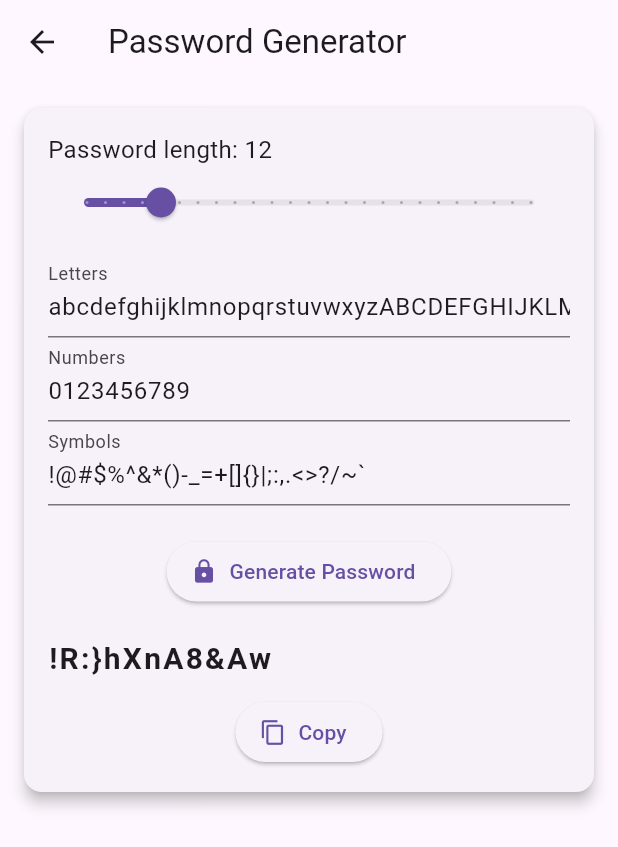
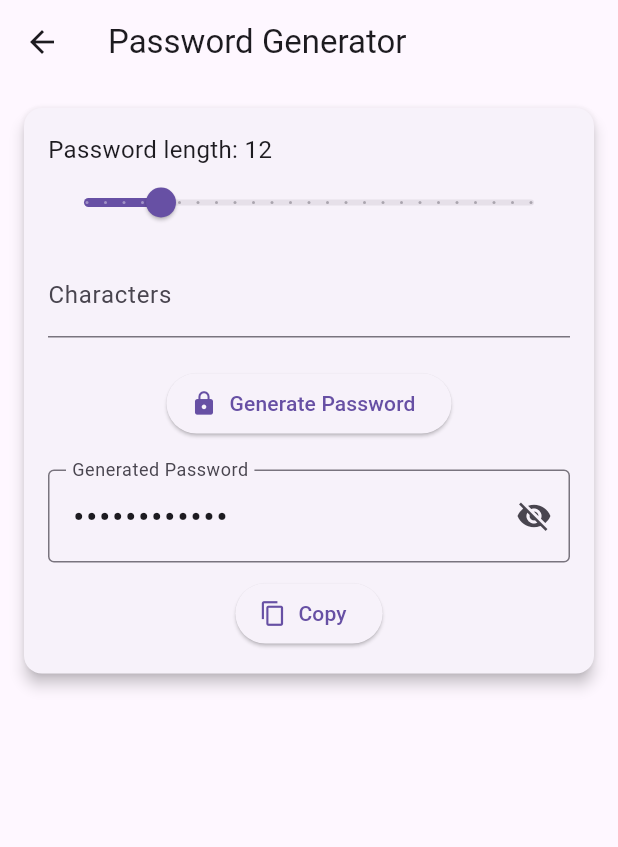
Before and after one commit to MOMORII/SSD, a Flutter app: the PasswordGeneratorScreen screen opened directly, after a tap on "Generate Password", on a phone screen of 412 x 824 dp. Shown: the top 847 px of the screen. Run offline on Flutter 3.47's test engine with Material 3 defaults, Android fonts, the phone set to English and light mode, and no system bars; our stand-ins replace confetti, sqflite, sqflite_common_ffi; accounts and stored records are empty.

Commit message:
Fully functional password generator.

```diff
--- a/password_hygiene_coach/lib/main.dart
+++ b/password_hygiene_coach/lib/main.dart
@@ -7,7 +7,6 @@ import 'package:sqflite/sqflite.dart';
 
 // 🆕: imports new home screen
 import 'screens/home_screen.dart';
-import 'screens/LessonCoachScreen.dart';
 
 // --- MAIN APP ENTRY POINT ---
 /// The root widget of the application, defining its structure and theme.
--- a/password_hygiene_coach/lib/utils/password_utils.dart
+++ b/password_hygiene_coach/lib/utils/password_utils.dart
@@ -88,4 +88,29 @@ class PasswordGenerator {
 
   return resultList.join();
   }
+
+  static String generateWithInput({
+    required int length,
+    required String input,
+  }) {
+    final random = Random.secure();
+    final defaults =
+        Charsets.lowercase + Charsets.uppercase + Charsets.numbers + Charsets.symbols;
+
+    // Step 1: If user input is shorter, fill with random defaults
+    String pool = input;
+    while (pool.length < length) {
+      pool += defaults[random.nextInt(defaults.length)];
+    }
+
+    // Step 2: Trim if longer (the UI already warns)
+    if (pool.length > length) {
+      pool = pool.substring(0, length);
+    }
+
+    // Step 3: Shuffle for randomness
+    final chars = pool.split('');
+    chars.shuffle(random);
+    return chars.join();
+  }
 }
--- a/password_hygiene_coach/lib/widgets/password_generator.dart
+++ b/password_hygiene_coach/lib/widgets/password_generator.dart
@@ -2,7 +2,6 @@ import 'package:flutter/material.dart';
 import 'package:flutter/services.dart';
 
 import '../utils/password_utils.dart';
-import '../utils/constants.dart';
 
 class PasswordGeneratorWidget extends StatefulWidget {
   const PasswordGeneratorWidget({super.key});
@@ -13,34 +12,42 @@ class PasswordGeneratorWidget extends StatefulWidget {
 
 class _PasswordGeneratorWidgetState extends State<PasswordGeneratorWidget> {
   int _length = 12;
-  String _letters = Charsets.lowercase + Charsets.uppercase;
-  String _numbers = Charsets.numbers;
-  String _symbols = Charsets.symbols;
+  bool _obscurePassword = true;
   String _password = '';
 
-  final _lettersController = TextEditingController();
-  final _numbersController = TextEditingController();
-  final _symbolsController = TextEditingController();
+  final _charactersController = TextEditingController();
 
   @override
   void initState() {
     super.initState();
-    _lettersController.text = _letters;
-    _numbersController.text = _numbers;
-    _symbolsController.text = _symbols;
+    // Leave empty — user will type their own characters.
   }
 
   void _generatePassword() {
-    setState(() {
-      _password = PasswordGenerator.generate(
-        length: _length,
-        useLowercase: true,
-        useUppercase: true,
-        useNumbers: true,
-        useSymbols: true,
-      );
-    });
+  // RAW user input (don’t substitute defaults yet)
+  final userInput = _charactersController.text; // no trim needed for length logic
+
+  // If the user typed more characters than the desired length -> error
+  if (userInput.length > _length) {
+    ScaffoldMessenger.of(context).showSnackBar(
+      const SnackBar(content: Text('Too many characters — reduce input or increase length.')),
+    );
+    return;
   }
+
+  // Pass the raw input (can be empty) to the generator.
+  // generateWithInput will fill any missing count with random defaults,
+  // and will use only defaults if input is empty.
+  final newPassword = PasswordGenerator.generateWithInput(
+    length: _length,
+    input: userInput,
+  );
+
+  setState(() {
+    _password = newPassword;
+  });
+}
+
 
   void _copyPassword() {
     if (_password.isEmpty) return;
@@ -52,9 +59,7 @@ class _PasswordGeneratorWidgetState extends State<PasswordGeneratorWidget> {
 
   @override
   void dispose() {
-    _lettersController.dispose();
-    _numbersController.dispose();
-    _symbolsController.dispose();
+    _charactersController.dispose();
     super.dispose();
   }
 
@@ -79,28 +84,17 @@ class _PasswordGeneratorWidgetState extends State<PasswordGeneratorWidget> {
               onChanged: (val) => setState(() => _length = val.toInt()),
             ),
             const SizedBox(height: 10),
+
+            // Single Characters field (empty by default)
             TextField(
-              controller: _lettersController,
+              controller: _charactersController,
               decoration: const InputDecoration(
-                labelText: 'Letters',
-                hintText: 'Enter letters to include (e.g., abcdef...)',
-              ),
-            ),
-            TextField(
-              controller: _numbersController,
-              decoration: const InputDecoration(
-                labelText: 'Numbers',
-                hintText: 'Enter numbers to include (e.g., 0123456789)',
-              ),
-            ),
-            TextField(
-              controller: _symbolsController,
-              decoration: const InputDecoration(
-                labelText: 'Symbols',
-                hintText: 'Enter symbols to include (e.g., !@#\$%^&*)',
+                labelText: 'Characters',
+                hintText: 'Enter characters to include (e.g., abcDEF123!@#)',
               ),
             ),
             const SizedBox(height: 20),
+
             Center(
               child: ElevatedButton.icon(
                 onPressed: _generatePassword,
@@ -109,9 +103,25 @@ class _PasswordGeneratorWidgetState extends State<PasswordGeneratorWidget> {
               ),
             ),
             const SizedBox(height: 20),
+
             if (_password.isNotEmpty) ...[
-              SelectableText(
-                _password,
+              TextFormField(
+                key: ValueKey(_password),
+                initialValue: _password,
+                readOnly: true,
+                obscureText: _obscurePassword,
+                decoration: InputDecoration(
+                  labelText: 'Generated Password',
+                  border: const OutlineInputBorder(),
+                  suffixIcon: IconButton(
+                    icon: Icon(_obscurePassword ? Icons.visibility_off : Icons.visibility),
+                    onPressed: () {
+                      setState(() {
+                        _obscurePassword = !_obscurePassword;
+                      });
+                    },
+                  ),
+                ),
                 style: const TextStyle(
                   fontSize: 20,
                   fontWeight: FontWeight.bold,
```
